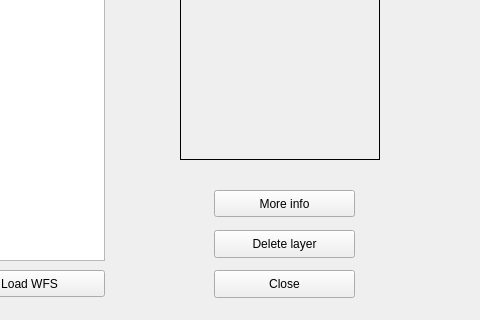
The window that dlg_addLayer.ui (LESPROJEKT/qgis-layman-plugin) describes before a commit, drawn with Qt 5; both pictures show x 236 to 716 and y 90 to 410 of the 716 by 410 pixel window.
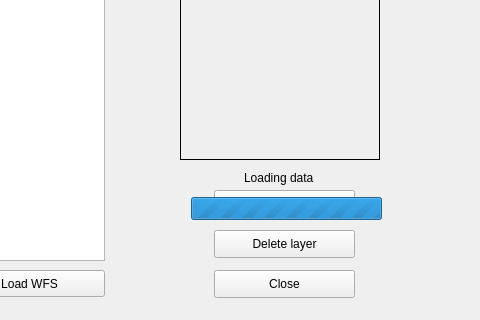
The same window after the commit.

Patch:
```diff
--- a/dlg_addLayer.ui
+++ b/dlg_addLayer.ui
@@ -143,6 +143,38 @@
     <string>Delete layer</string>
    </property>
   </widget>
+  <widget class="QLabel" name="label_loading">
+   <property name="geometry">
+    <rect>
+     <x>480</x>
+     <y>260</y>
+     <width>141</width>
+     <height>16</height>
+    </rect>
+   </property>
+   <property name="text">
+    <string>Loading data</string>
+   </property>
+  </widget>
+  <widget class="QProgressBar" name="progressBar_loader">
+   <property name="enabled">
+    <bool>true</bool>
+   </property>
+   <property name="geometry">
+    <rect>
+     <x>427</x>
+     <y>287</y>
+     <width>191</width>
+     <height>23</height>
+    </rect>
+   </property>
+   <property name="maximum">
+    <number>0</number>
+   </property>
+   <property name="value">
+    <number>0</number>
+   </property>
+  </widget>
  </widget>
  <resources/>
  <connections/>
```
